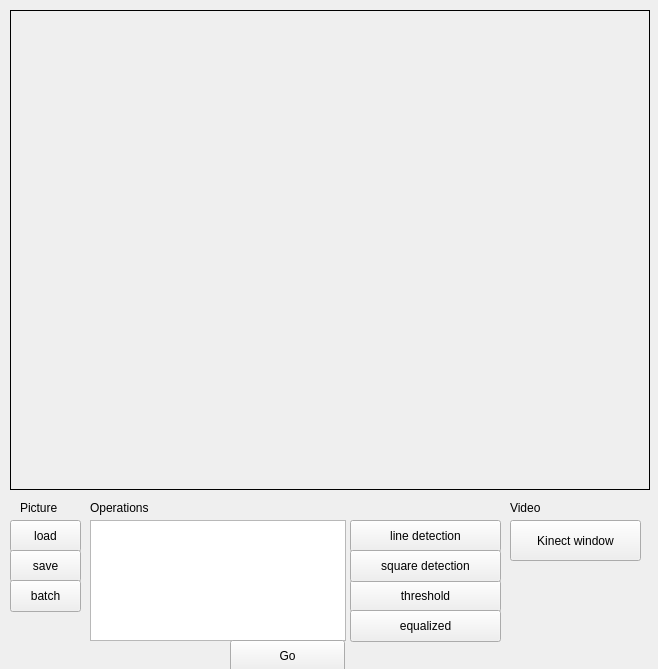
This is ui/mainwindow.ui in najlepsiwebdesigner/opencv-lab as Qt 5 draws it before an edit. The edited form follows.
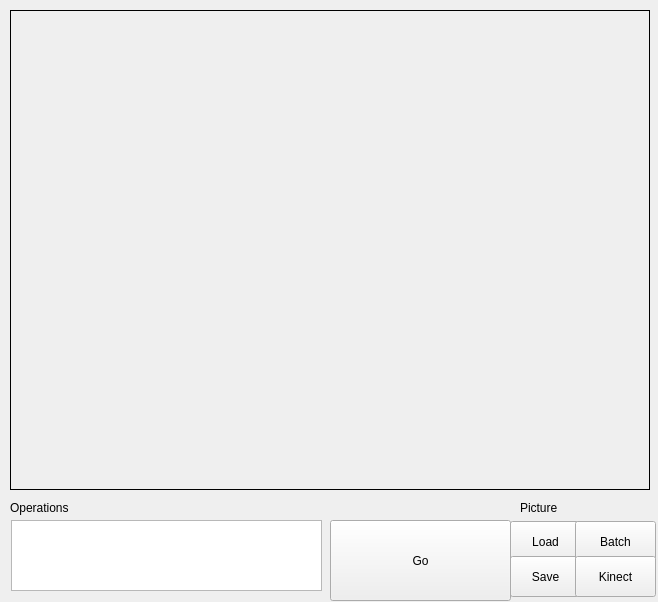
This is the edited form.

The edit to the form file:
```diff
--- a/ui/mainwindow.ui
+++ b/ui/mainwindow.ui
@@ -7,7 +7,7 @@
     <x>0</x>
     <y>0</y>
     <width>658</width>
-    <height>669</height>
+    <height>602</height>
    </rect>
   </property>
   <property name="sizePolicy">
@@ -19,7 +19,13 @@
   <property name="minimumSize">
    <size>
     <width>658</width>
-    <height>587</height>
+    <height>602</height>
+   </size>
+  </property>
+  <property name="maximumSize">
+   <size>
+    <width>658</width>
+    <height>602</height>
    </size>
   </property>
   <property name="windowTitle">
@@ -54,10 +60,10 @@
    <widget class="QPushButton" name="loadPicture">
     <property name="geometry">
      <rect>
-      <x>10</x>
-      <y>520</y>
+      <x>510</x>
+      <y>521</y>
       <width>71</width>
-      <height>32</height>
+      <height>41</height>
      </rect>
     </property>
     <property name="sizePolicy">
@@ -67,28 +73,15 @@
      </sizepolicy>
     </property>
     <property name="text">
-     <string>load</string>
+     <string>Load</string>
     </property>
    </widget>
    <widget class="QPushButton" name="savePicture">
     <property name="geometry">
      <rect>
-      <x>10</x>
-      <y>550</y>
-      <width>71</width>
-      <height>32</height>
-     </rect>
-    </property>
-    <property name="text">
-     <string>save</string>
-    </property>
-   </widget>
-   <widget class="QPushButton" name="showWebcam">
-    <property name="geometry">
-     <rect>
       <x>510</x>
-      <y>520</y>
-      <width>131</width>
+      <y>556</y>
+      <width>71</width>
       <height>41</height>
      </rect>
     </property>
@@ -99,13 +92,13 @@
      <string notr="true"/>
     </property>
     <property name="text">
-     <string>Kinect window</string>
+     <string>Save</string>
     </property>
    </widget>
    <widget class="QLabel" name="label">
     <property name="geometry">
      <rect>
-      <x>20</x>
+      <x>520</x>
       <y>500</y>
       <width>59</width>
       <height>16</height>
@@ -115,85 +108,33 @@
      <string>Picture</string>
     </property>
    </widget>
-   <widget class="QPushButton" name="thresholdButton">
-    <property name="geometry">
-     <rect>
-      <x>350</x>
-      <y>580</y>
-      <width>151</width>
-      <height>32</height>
-     </rect>
-    </property>
-    <property name="text">
-     <string>threshold</string>
-    </property>
-   </widget>
-   <widget class="QPushButton" name="showLines">
-    <property name="geometry">
-     <rect>
-      <x>350</x>
-      <y>520</y>
-      <width>151</width>
-      <height>32</height>
-     </rect>
-    </property>
-    <property name="text">
-     <string>line detection</string>
-    </property>
-   </widget>
-   <widget class="QPushButton" name="showSquares">
-    <property name="geometry">
-     <rect>
-      <x>350</x>
-      <y>550</y>
-      <width>151</width>
-      <height>32</height>
-     </rect>
-    </property>
-    <property name="text">
-     <string>square detection</string>
-    </property>
-   </widget>
-   <widget class="QPushButton" name="showEqualized">
-    <property name="geometry">
-     <rect>
-      <x>350</x>
-      <y>610</y>
-      <width>151</width>
-      <height>32</height>
-     </rect>
-    </property>
-    <property name="text">
-     <string>equalized</string>
-    </property>
-   </widget>
    <widget class="QPushButton" name="batchWindow">
     <property name="geometry">
      <rect>
-      <x>10</x>
-      <y>580</y>
-      <width>71</width>
-      <height>32</height>
+      <x>575</x>
+      <y>521</y>
+      <width>81</width>
+      <height>41</height>
      </rect>
     </property>
     <property name="text">
-     <string>batch</string>
+     <string>Batch</string>
     </property>
    </widget>
    <widget class="QListView" name="operationsList">
     <property name="geometry">
      <rect>
-      <x>90</x>
+      <x>11</x>
       <y>520</y>
-      <width>256</width>
-      <height>121</height>
+      <width>311</width>
+      <height>71</height>
      </rect>
     </property>
    </widget>
    <widget class="QLabel" name="label_2">
     <property name="geometry">
      <rect>
-      <x>90</x>
+      <x>10</x>
       <y>500</y>
       <width>81</width>
       <height>16</height>
@@ -203,32 +144,38 @@
      <string>Operations</string>
     </property>
    </widget>
-   <widget class="QLabel" name="label_3">
-    <property name="geometry">
-     <rect>
-      <x>510</x>
-      <y>500</y>
-      <width>59</width>
-      <height>16</height>
-     </rect>
-    </property>
-    <property name="text">
-     <string>Video</string>
-    </property>
-   </widget>
    <widget class="QPushButton" name="executeButton">
     <property name="geometry">
      <rect>
-      <x>230</x>
-      <y>640</y>
-      <width>115</width>
-      <height>32</height>
+      <x>330</x>
+      <y>520</y>
+      <width>181</width>
+      <height>81</height>
      </rect>
     </property>
     <property name="text">
      <string>Go</string>
     </property>
    </widget>
+   <widget class="QPushButton" name="showWebcam">
+    <property name="geometry">
+     <rect>
+      <x>575</x>
+      <y>556</y>
+      <width>81</width>
+      <height>41</height>
+     </rect>
+    </property>
+    <property name="autoFillBackground">
+     <bool>false</bool>
+    </property>
+    <property name="styleSheet">
+     <string notr="true"/>
+    </property>
+    <property name="text">
+     <string>Kinect</string>
+    </property>
+   </widget>
   </widget>
  </widget>
  <resources/>
```
Left out of the diff: 6 changed lines with no effect on the pictures.
